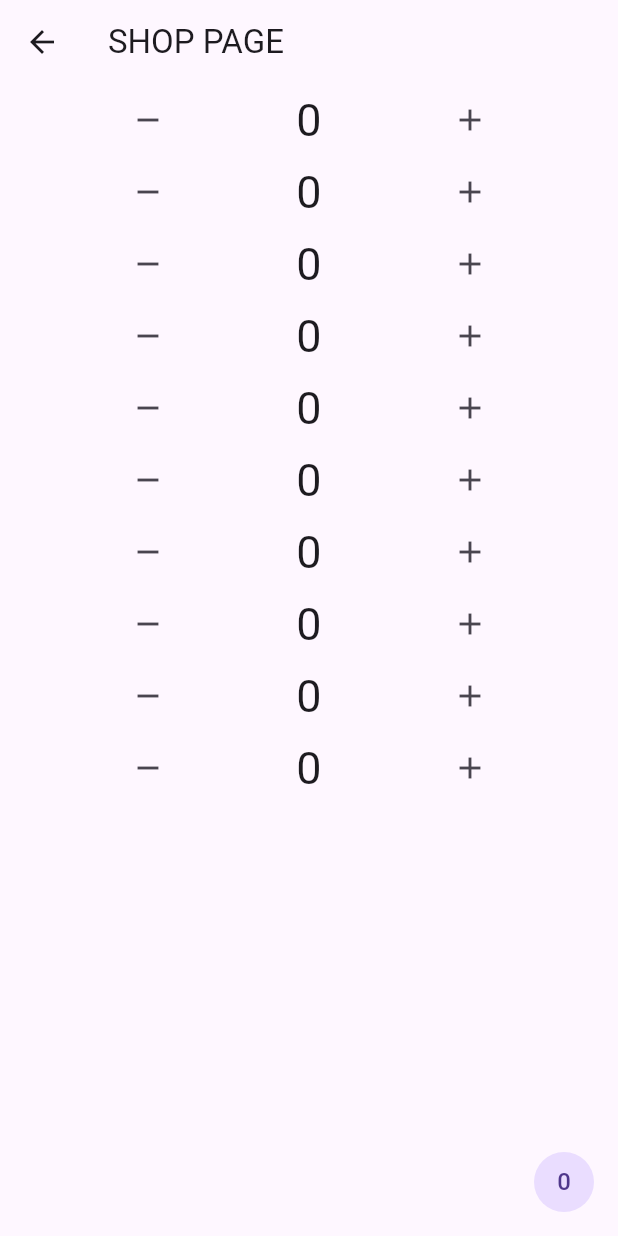
After one commit to fannyHere/getX-for-me, a Flutter app: the screen it shows after launch, after a tap on "SHOP Page", on a phone screen of 412 x 824 dp. The commit adds this screen. Run offline on Flutter 3.47's test engine with Material 3 defaults, Android fonts, the phone set to English and light mode, and no system bars; our stand-ins replace get, shared_preferences.

Commit message:
added get create

```diff
--- /dev/null
+++ b/lib/11_depedencyGetX/dep_getxcreate.dart
@@ -0,0 +1,112 @@
+import 'package:flutter/material.dart';
+import 'package:get/get.dart';
+
+class MyGetCreate extends StatelessWidget {
+  const MyGetCreate({super.key});
+
+  @override
+  Widget build(BuildContext context) {
+    return GetMaterialApp(
+      home: GetCreate(),
+      debugShowCheckedModeBanner: false,
+    );
+  }
+}
+
+class GetCreate extends StatelessWidget {
+  const GetCreate({super.key});
+
+  @override
+  Widget build(BuildContext context) {
+    return Scaffold(
+      appBar: AppBar(
+        title: Text("HOMEPAGE"),
+      ),
+      body: Center(
+        child: Column(
+          mainAxisAlignment: MainAxisAlignment.center,
+          children: [
+            Text("Home Page"),
+            OutlinedButton(
+              onPressed: () => Get.to(() => ShopPage()),
+              child: Text(
+                "SHOP Page",
+              ),
+            ),
+          ],
+        ),
+      ),
+    );
+  }
+}
+
+class ShopPage extends StatelessWidget {
+  final ShopController = Get.put(ShopC(), tag: 'total');
+  final quantityC = Get.create(() => ShopC());
+
+  @override
+  Widget build(BuildContext context) {
+    return Scaffold(
+      appBar: AppBar(
+        title: Text("SHOP PAGE"),
+      ),
+      body: ListView.builder(
+        itemCount: 10,
+        itemBuilder: (context, index) => ShopItem(),
+      ),
+      floatingActionButton: CircleAvatar(
+        child: Obx(
+          () => Text(
+            "${ShopController.total}",
+          ),
+        ),
+      ),
+    );
+  }
+}
+
+class ShopItem extends StatelessWidget {
+  // const ShopItem({
+  //   super.key,
+  //   required this.ShopController,
+  // });
+
+  // final ShopC ShopController;
+  final ShopController = Get.find<ShopC>();
+
+  @override
+  Widget build(BuildContext context) {
+    return Row(
+      mainAxisAlignment: MainAxisAlignment.spaceEvenly,
+      children: [
+        IconButton(
+          onPressed: () {
+            ShopController.quantity.value--;
+            Get.find<ShopC>(tag: 'total').total.value--;
+          },
+          icon: Icon(Icons.remove),
+        ),
+        Obx(
+          () => Text(
+            "${ShopController.quantity}",
+            style: TextStyle(
+              fontSize: 30,
+            ),
+          ),
+        ),
+        IconButton(
+          onPressed: () {
+            ShopController.quantity.value++;
+            Get.find<ShopC>(tag: 'total').total.value++;
+          },
+          icon: Icon(Icons.add),
+        ),
+      ],
+    );
+  }
+}
+
+class ShopC extends GetxController {
+  var quantity = 0.obs;
+  var total = 0.obs;
+}
--- a/lib/main.dart
+++ b/lib/main.dart
@@ -1,6 +1,5 @@
 import 'package:flutter/material.dart';
-//import 'package:get/get.dart';
-import '11_depedencyGetX/dep_getputasync.dart';
+import '11_depedencyGetX/dep_getxcreate.dart';
 
 void main() {
   runApp(MyApp());
@@ -11,7 +10,7 @@ class MyApp extends StatelessWidget {
   Widget build(BuildContext context) {
     return MaterialApp(
       debugShowCheckedModeBanner: false,
-      home: MyGetPutAsync(),
+      home: MyGetCreate(),
     );
   }
 }
```
Also changed, not shown: shop/analysis_options.yaml (added, +28 -0 lines), shop/lib/main.dart (added, +125 -0 lines), shop/pubspec.yaml (added, +90 -0 lines), shop/pubspec.lock (added), 124 other files.
